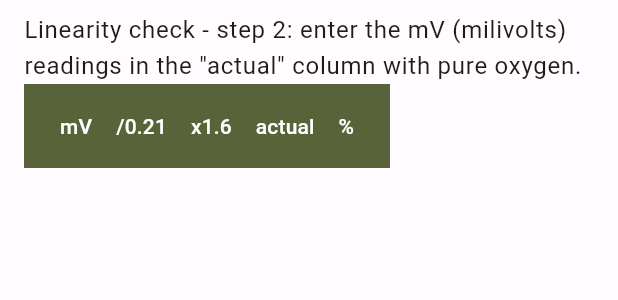
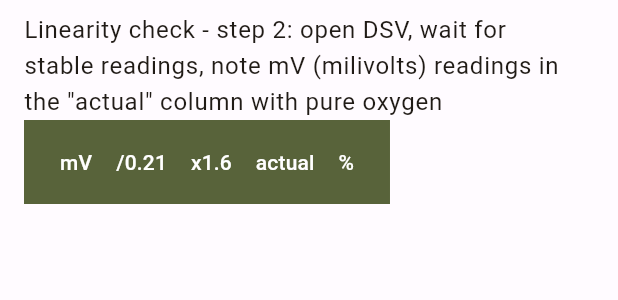
Before and after one commit to rsevero/ccrchecklist, a Flutter app: the ChecklistLinearityStep2CheckWidget widget shown alone on an empty page, opened directly with empty values, on a phone screen of 412 x 824 dp. Shown: the top 300 px of the screen. Run offline on Flutter 3.47's test engine with Material 3 defaults, Android fonts, the phone set to English and light mode, and no system bars; our stand-ins replace flutter_mobx, flutter_speed_dial, freezed_annotation, mobx, share_plus, vibration; missing offline and left inert: dart_numerics, slugify; generated files the repository leaves out were written again.

Commit message:
Improving linearity check description texts

```diff
--- a/lib/widget/checklist_linearity_step1_check_widget.dart
+++ b/lib/widget/checklist_linearity_step1_check_widget.dart
@@ -70,7 +70,7 @@ class _ChecklistLinearityStep1CheckWidgetState
         crossAxisAlignment: CrossAxisAlignment.start,
         children: [
           const Text(
-              'Linearity check - step 1: enter the mV (milivolts) readings with pure air.'),
+              'Linearity check - step 1: turn on computer, note milivolts with pure air'),
           SingleChildScrollView(
             scrollDirection: Axis.horizontal,
             child: Container(
--- a/lib/widget/checklist_linearity_step2_check_widget.dart
+++ b/lib/widget/checklist_linearity_step2_check_widget.dart
@@ -70,7 +70,7 @@ class _ChecklistLinearityStep2CheckWidgetState
         crossAxisAlignment: CrossAxisAlignment.start,
         children: [
           const Text(
-              'Linearity check - step 2: enter the mV (milivolts) readings in the "actual" column with pure oxygen.'),
+              'Linearity check - step 2: open DSV, wait for stable readings, note mV (milivolts) readings in the "actual" column with pure oxygen'),
           SingleChildScrollView(
             scrollDirection: Axis.horizontal,
             child: Container(
```
